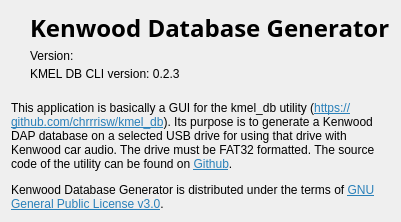
Old version of the form src/forms/aboutdialog.ui in the repository vsvyatski/kmel_db_ui.
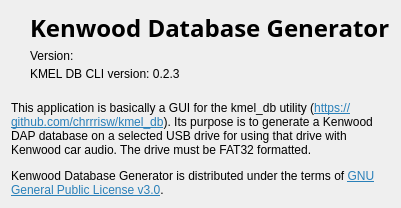
New version of the form. Icons and pictures are not drawn.

Commit message: tweaking about dialog

What changed in the file:
```diff
--- a/src/forms/aboutdialog.ui
+++ b/src/forms/aboutdialog.ui
@@ -6,8 +6,8 @@
    <rect>
     <x>0</x>
     <y>0</y>
-    <width>539</width>
-    <height>261</height>
+    <width>508</width>
+    <height>257</height>
    </rect>
   </property>
   <property name="windowTitle">
@@ -112,7 +112,7 @@
       </sizepolicy>
      </property>
      <property name="text">
-      <string>&lt;html&gt;&lt;head/&gt;&lt;body&gt;&lt;p&gt;This application is basically a GUI for the kmel_db utility (&lt;a href=&quot;https://github.com/chrrrisw/kmel_db&quot;&gt;&lt;span style=&quot; text-decoration: underline; color:#2980b9;&quot;&gt;https://github.com/chrrrisw/kmel_db&lt;/span&gt;&lt;/a&gt;). Its purpose is to generate a Kenwood DAP database on a selected USB drive for using that drive with Kenwood car audio. The drive must be FAT32 formatted. The source code of the utility can be found on &lt;a href=&quot;https://github.com/vsvyatski/kmel_db_ui&quot;&gt;&lt;span style=&quot; text-decoration: underline; color:#2980b9;&quot;&gt;Github&lt;/span&gt;&lt;/a&gt;.&lt;/p&gt;&lt;p&gt;Kenwood Database Generator is distributed under the terms of &lt;a href=&quot;https://www.gnu.org/licenses/gpl-3.0.en.html&quot;&gt;&lt;span style=&quot; text-decoration: underline; color:#2980b9;&quot;&gt;GNU General Public License v3.0&lt;/span&gt;&lt;/a&gt;. &lt;/p&gt;&lt;/body&gt;&lt;/html&gt;</string>
+      <string>&lt;html&gt;&lt;head/&gt;&lt;body&gt;&lt;p&gt;This application is basically a GUI for the kmel_db utility (&lt;a href=&quot;https://github.com/chrrrisw/kmel_db&quot;&gt;&lt;span style=&quot; text-decoration: underline; color:#2980b9;&quot;&gt;https://github.com/chrrrisw/kmel_db&lt;/span&gt;&lt;/a&gt;). Its purpose is to generate a Kenwood DAP database on a selected USB drive for using that drive with Kenwood car audio. The drive must be FAT32 formatted.&lt;/p&gt;&lt;p&gt;Kenwood Database Generator is distributed under the terms of &lt;a href=&quot;https://www.gnu.org/licenses/gpl-3.0.en.html&quot;&gt;&lt;span style=&quot; text-decoration: underline; color:#2980b9;&quot;&gt;GNU General Public License v3.0&lt;/span&gt;&lt;/a&gt;. &lt;/p&gt;&lt;/body&gt;&lt;/html&gt;</string>
      </property>
      <property name="alignment">
       <set>Qt::AlignLeading|Qt::AlignLeft|Qt::AlignTop</set>
```
The commit also changes 3 other files.
